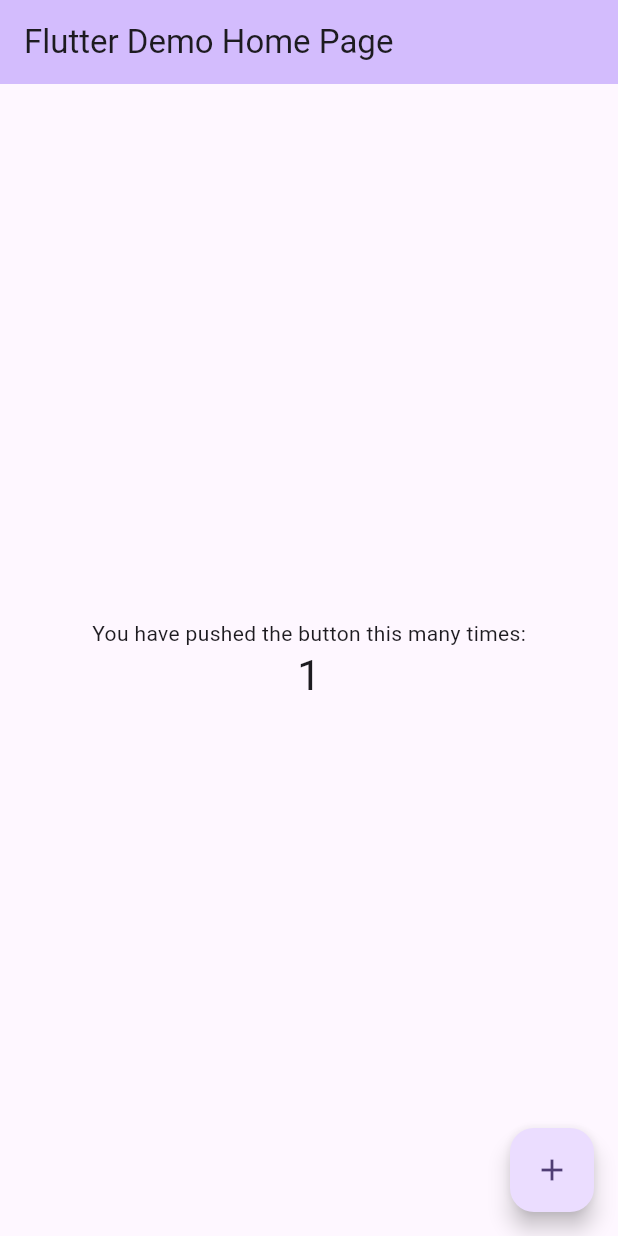
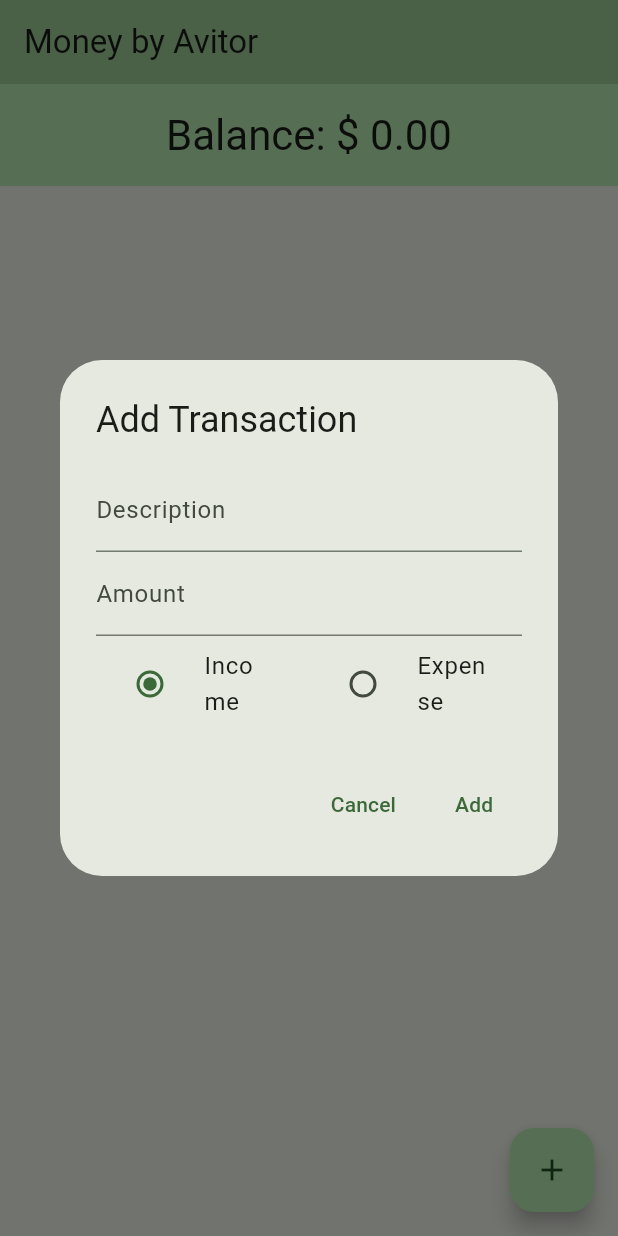
Before and after one commit to could-ai/019a21e2-fc9d-7b14-8933-4d31bbdce667, a Flutter app: the screen it shows after launch, after a tap on the "add" icon, on a phone screen of 412 x 824 dp. Run offline on Flutter 3.47's test engine with Material 3 defaults, Android fonts, the phone set to English and light mode, and no system bars.

Commit message:
Completely replaced the demo counter app with a basic money management application. Added a Transaction class to represent income and expense entries. Implemented state management for balance calculation and transaction list. Created a dialog for adding new transactions with description, amount, and income/expense type selection. Updated the app title to 'Money by Avitor' and changed the theme color to green to better fit a finance app. The main screen now displays the current balance at the top and a list of all transactions below, with the floating action button allowing users to add new transactions.

```diff
--- a/usr/lib/main.dart
+++ b/usr/lib/main.dart
@@ -7,114 +7,153 @@ void main() {
 class MyApp extends StatelessWidget {
   const MyApp({super.key});
 
-  // This widget is the root of your application.
   @override
   Widget build(BuildContext context) {
     return MaterialApp(
-      title: 'Flutter Demo',
+      title: 'Money by Avitor',
       debugShowCheckedModeBanner: false,
       theme: ThemeData(
-        // This is the theme of your application.
-        //
-        // TRY THIS: Try running your application with "flutter run". You'll see
-        // the application has a purple toolbar. Then, without quitting the app,
-        // try changing the seedColor in the colorScheme below to Colors.green
-        // and then invoke "hot reload" (save your changes or press the "hot
-        // reload" button in a Flutter-supported IDE, or press "r" if you used
-        // the command line to start the app).
-        //
-        // Notice that the counter didn't reset back to zero; the application
-        // state is not lost during the reload. To reset the state, use hot
-        // restart instead.
-        //
-        // This works for code too, not just values: Most code changes can be
-        // tested with just a hot reload.
-        colorScheme: ColorScheme.fromSeed(seedColor: Colors.deepPurple),
+        colorScheme: ColorScheme.fromSeed(seedColor: Colors.green),
       ),
-      home: const MyHomePage(title: 'Flutter Demo Home Page'),
+      home: const MoneyHomePage(),
     );
   }
 }
 
-class MyHomePage extends StatefulWidget {
-  const MyHomePage({super.key, required this.title});
+class Transaction {
+  final String description;
+  final double amount;
+  final bool isIncome;
 
-  // This widget is the home page of your application. It is stateful, meaning
-  // that it has a State object (defined below) that contains fields that affect
-  // how it looks.
+  Transaction({required this.description, required this.amount, required this.isIncome});
+}
 
-  // This class is the configuration for the state. It holds the values (in this
-  // case the title) provided by the parent (in this case the App widget) and
-  // used by the build method of the State. Fields in a Widget subclass are
-  // always marked "final".
-
-  final String title;
+class MoneyHomePage extends StatefulWidget {
+  const MoneyHomePage({super.key});
 
   @override
-  State<MyHomePage> createState() => _MyHomePageState();
+  State<MoneyHomePage> createState() => _MoneyHomePageState();
 }
 
-class _MyHomePageState extends State<MyHomePage> {
-  int _counter = 0;
+class _MoneyHomePageState extends State<MoneyHomePage> {
+  double _balance = 0.0;
+  final List<Transaction> _transactions = [];
 
-  void _incrementCounter() {
+  void _addTransaction(String description, double amount, bool isIncome) {
     setState(() {
-      // This call to setState tells the Flutter framework that something has
-      // changed in this State, which causes it to rerun the build method below
-      // so that the display can reflect the updated values. If we changed
-      // _counter without calling setState(), then the build method would not be
-      // called again, and so nothing would appear to happen.
-      _counter++;
+      _transactions.add(Transaction(description: description, amount: amount, isIncome: isIncome));
+      _balance += isIncome ? amount : -amount;
     });
+  }
+
+  void _showAddTransactionDialog() {
+    final TextEditingController descController = TextEditingController();
+    final TextEditingController amountController = TextEditingController();
+    bool isIncome = true;
+
+    showDialog(
+      context: context,
+      builder: (context) => AlertDialog(
+        title: const Text('Add Transaction'),
+        content: Column(
+          mainAxisSize: MainAxisSize.min,
+          children: [
+            TextField(
+              controller: descController,
+              decoration: const InputDecoration(labelText: 'Description'),
+            ),
+            TextField(
+              controller: amountController,
+              decoration: const InputDecoration(labelText: 'Amount'),
+              keyboardType: TextInputType.number,
+            ),
+            Row(
+              children: [
+                Expanded(
+                  child: RadioListTile<bool>(
+                    title: const Text('Income'),
+                    value: true,
+                    groupValue: isIncome,
+                    onChanged: (value) => setState(() => isIncome = value!),
+                  ),
+                ),
+                Expanded(
+                  child: RadioListTile<bool>(
+                    title: const Text('Expense'),
+                    value: false,
+                    groupValue: isIncome,
+                    onChanged: (value) => setState(() => isIncome = value!),
+                  ),
+                ),
+              ],
+            ),
+          ],
+        ),
+        actions: [
+          TextButton(
+            onPressed: () => Navigator.of(context).pop(),
+            child: const Text('Cancel'),
+          ),
+          TextButton(
+            onPressed: () {
+              final desc = descController.text;
+              final amt = double.tryParse(amountController.text) ?? 0.0;
+              if (desc.isNotEmpty && amt > 0) {
+                _addTransaction(desc, amt, isIncome);
+                Navigator.of(context).pop();
+              }
+            },
+            child: const Text('Add'),
+          ),
+        ],
+      ),
+    );
   }
 
   @override
   Widget build(BuildContext context) {
-    // This method is rerun every time setState is called, for instance as done
-    // by the _incrementCounter method above.
-    //
-    // The Flutter framework has been optimized to make rerunning build methods
-    // fast, so that you can just rebuild anything that needs updating rather
-    // than having to individually change instances of widgets.
     return Scaffold(
       appBar: AppBar(
-        // TRY THIS: Try changing the color here to a specific color (to
-        // Colors.amber, perhaps?) and trigger a hot reload to see the AppBar
-        // change color while the other colors stay the same.
         backgroundColor: Theme.of(context).colorScheme.inversePrimary,
-        // Here we take the value from the MyHomePage object that was created by
-        // the App.build method, and use it to set our appbar title.
-        title: Text(widget.title),
+        title: const Text('Money by Avitor'),
       ),
-      body: Center(
-        // Center is a layout widget. It takes a single child and positions it
-        // in the middle of the parent.
-        child: Column(
-          // Column is also a layout widget. It takes a list of children and
-          // arranges them vertically. By default, it sizes itself to fit its
-          // children horizontally, and tries to be as tall as its parent.
-          //
-          // Column has various properties to control how it sizes itself and
-          // how it positions its children. Here we use mainAxisAlignment to
-          // center the children vertically; the main axis here is the vertical
-          // axis because Columns are vertical (the cross axis would be
-          // horizontal).
-          //
-          // TRY THIS: Invoke "debug painting" (choose the "Toggle Debug Paint"
-          // action in the IDE, or press "p" in the console), to see the
-          // wireframe for each widget.
-          mainAxisAlignment: MainAxisAlignment.center,
-          children: <Widget>[
-            const Text('You have pushed the button this many times:'),
-            Text('$_counter', style: Theme.of(context).textTheme.headlineMedium),
-          ],
-        ),
+      body: Column(
+        children: [
+          Container(
+            padding: const EdgeInsets.all(16.0),
+            color: Theme.of(context).colorScheme.primaryContainer,
+            child: Center(
+              child: Text(
+                'Balance: \$ ${_balance.toStringAsFixed(2)}',
+                style: Theme.of(context).textTheme.headlineMedium,
+              ),
+            ),
+          ),
+          Expanded(
+            child: ListView.builder(
+              itemCount: _transactions.length,
+              itemBuilder: (context, index) {
+                final transaction = _transactions[index];
+                return ListTile(
+                  title: Text(transaction.description),
+                  subtitle: Text(transaction.isIncome ? 'Income' : 'Expense'),
+                  trailing: Text(
+                    '${transaction.isIncome ? '+' : '-'}\$${transaction.amount.toStringAsFixed(2)}',
+                    style: TextStyle(
+                      color: transaction.isIncome ? Colors.green : Colors.red,
+                    ),
+                  ),
+                );
+              },
+            ),
+          ),
+        ],
       ),
       floatingActionButton: FloatingActionButton(
-        onPressed: _incrementCounter,
-        tooltip: 'Increment',
+        onPressed: _showAddTransactionDialog,
+        tooltip: 'Add Transaction',
         child: const Icon(Icons.add),
-      ), // This trailing comma makes auto-formatting nicer for build methods.
+      ),
     );
   }
 }
```
